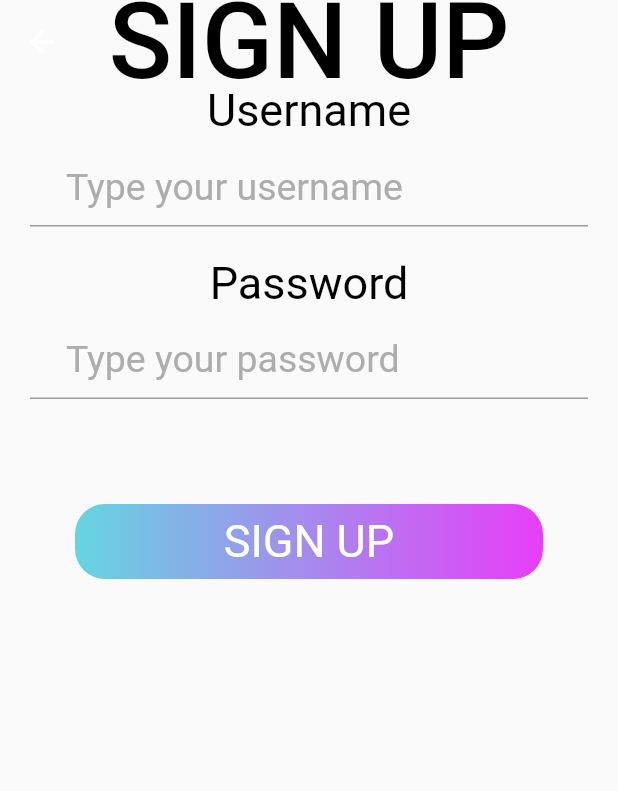
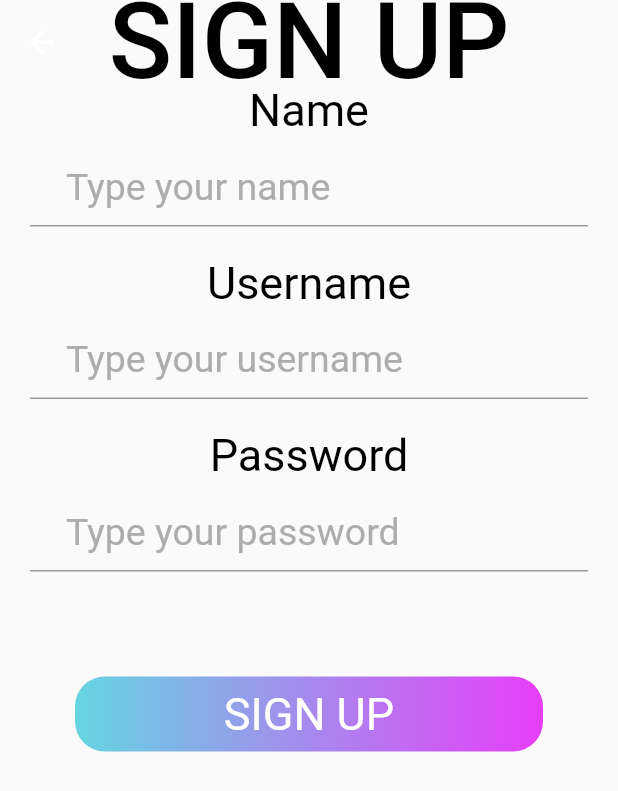
Before and after one commit to MURABIT-PASHA/Mobile-Programming-Homework-4, a Flutter app: the RegistrationPage screen opened by its route, on a phone screen of 412 x 824 dp. Shown: the top 791 px of the screen. Run offline on Flutter 3.47's test engine with Material 2 defaults, Android fonts, the phone set to English and light mode, and no system bars; our stand-ins replace lottie; Roboto replaces fonts that are missing (Dongle).

Commit message:
Some pages added

```diff
--- a/lib/main.dart
+++ b/lib/main.dart
@@ -1,4 +1,5 @@
 import 'package:flutter/material.dart';
+import 'package:homework_4/contact_page.dart';
 import 'package:homework_4/home_page.dart';
 import 'package:homework_4/login_page.dart';
 import 'package:homework_4/registration_page.dart';
@@ -21,7 +22,7 @@ class MyApp extends StatelessWidget {
       routes: {
         LoginPage.id : (context) => const LoginPage(),
         RegistrationPage.id : (context) => const RegistrationPage(),
-        HomePage.id : (context) => const HomePage()
+        ContactPage.id : (context) => const ContactPage(),
       },
     );
   }
--- a/lib/registration_page.dart
+++ b/lib/registration_page.dart
@@ -1,9 +1,9 @@
 import 'dart:convert';
 import 'dart:io';
 import 'package:flutter/material.dart';
+import 'package:homework_4/login_page.dart';
 import 'package:path_provider/path_provider.dart';
 
-import 'home_page.dart';
 
 class RegistrationPage extends StatefulWidget {
   static String id = "register_id";
@@ -20,6 +20,7 @@ class _RegistrationPageState extends State<RegistrationPage> {
     Color nonactiveColor = const Color(0xFFADADAD);
     String username = "";
     String password = "";
+    String name = "";
     int controlFlag = 0;
     return Scaffold(
       appBar: AppBar(
@@ -31,6 +32,30 @@ class _RegistrationPageState extends State<RegistrationPage> {
       body: Center(
         child: ListView(
           children: [
+            Text(
+              "Name",
+              style: TextStyle(fontFamily: "Dongle", fontSize: 30, color: activeColor),
+              textAlign: TextAlign.center,
+            ),
+            Container(
+              margin: const EdgeInsets.all(20),
+              width: MediaQuery.of(context).size.width - 20,
+              height: 40,
+              child: TextField(
+                onChanged: (value){
+                  name = value;
+                },
+                decoration: InputDecoration(
+                  hintText: "Type your name",
+                  hintStyle:
+                  TextStyle(fontFamily: "Dongle", fontSize: 25, color: nonactiveColor),
+                  prefix: Icon(
+                    Icons.person,
+                    color: nonactiveColor,
+                  ),
+                ),
+              ),
+            ),
             Text(
               "Username",
               style: TextStyle(fontFamily: "Dongle", fontSize: 30, color: activeColor),
@@ -86,26 +111,38 @@ class _RegistrationPageState extends State<RegistrationPage> {
             GestureDetector(
               onTap: () async{
                 final file = await _localFile;
-                if(await file.exists()){
+                if(await file.exists()) {
                   try {
                     file.openRead()
-                    .transform(utf8.decoder)
-                    .transform(const LineSplitter())
-                    .forEach((line) {
-                      if(line[0] == username){
-                        showDialog(context: context, builder: (builder)=> const AlertDialog(content: Text("Already have a user"),));
+                        .transform(utf8.decoder)
+                        .transform(const LineSplitter())
+                        .forEach((line) {
+                      if (line[0] == username) {
+                        showDialog(context: context, builder: (builder) =>
+                        const AlertDialog(
+                          content: Text("Already have a user"),));
                         controlFlag = 1;
                       }
                     });
-                    if (controlFlag == 0){
-                      await file.writeAsString("$username,$password\n", mode: FileMode.append);
+                    if (controlFlag == 0) {
+                      await file.writeAsString(
+                          "$username,$password,$name\n", mode: FileMode.append);
                       setState(() {
-                        Navigator.pushNamedAndRemoveUntil(context, HomePage.id, (route) => false);
+                        Navigator.pushNamedAndRemoveUntil(
+                            context, LoginPage.id, (route) => false);
                       });
                     }
-                  }catch (exception){
-                    await file.writeAsString("$username,$password\n", mode: FileMode.write);
+                  } catch (exception) {
+                    await file.writeAsString(
+                        "$username,$password,$name\n", mode: FileMode.write);
                   }
+                }else{
+                  await file.writeAsString(
+                      "$username,$password,$name\n", mode: FileMode.write);
+                  setState(() {
+                    Navigator.pushNamedAndRemoveUntil(
+                        context, LoginPage.id, (route) => false);
+                  });
                 }
               },
               child: Container(
--- a/pubspec.yaml
+++ b/pubspec.yaml
@@ -14,6 +14,7 @@ dependencies:
 
   cupertino_icons: ^1.0.2
   path_provider: ^2.0.11
+  lottie: ^2.0.0
 
 dev_dependencies:
   flutter_test:
```
Also changed, not shown: lib/contact_page.dart (added, +67 -0 lines), lib/home_page.dart (+49 -4 lines), lib/login_page.dart (+8 -1 lines), source/call.json (added, +1 -0 lines), lib/add_page.dart (added), lib/edit_page.dart (added), pubspec.lock.
